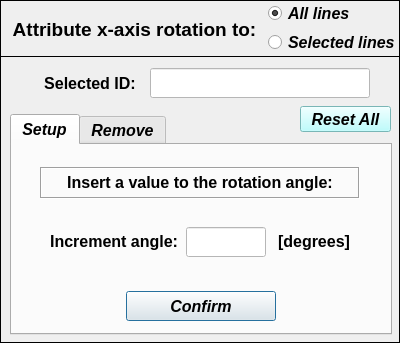
The window that data/user_input/ui/Model/Setup/Structural/beamXaxisRotationInput.ui (open-pulse/OpenPulse) describes before a commit, drawn with Qt 5.
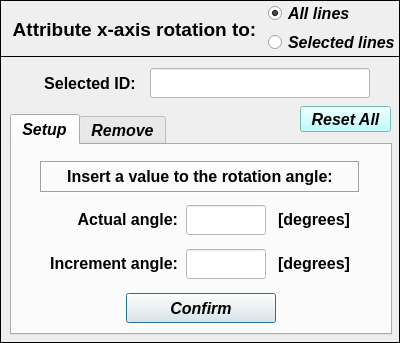
The same window after the commit.

Commit message: Adds new x-axis beam rotation functionalities

The edit to the form file:
```diff
--- a/data/user_input/ui/Model/Setup/Structural/beamXaxisRotationInput.ui
+++ b/data/user_input/ui/Model/Setup/Structural/beamXaxisRotationInput.ui
@@ -120,7 +120,7 @@
       <property name="geometry">
        <rect>
         <x>28</x>
-        <y>22</y>
+        <y>16</y>
         <width>320</width>
         <height>32</height>
        </rect>
@@ -172,7 +172,7 @@
       <property name="geometry">
        <rect>
         <x>114</x>
-        <y>146</y>
+        <y>148</y>
         <width>150</width>
         <height>30</height>
        </rect>
@@ -209,7 +209,7 @@
       <property name="geometry">
        <rect>
         <x>174</x>
-        <y>82</y>
+        <y>60</y>
         <width>80</width>
         <height>30</height>
        </rect>
@@ -253,7 +253,7 @@
       <property name="geometry">
        <rect>
         <x>16</x>
-        <y>82</y>
+        <y>60</y>
         <width>150</width>
         <height>30</height>
        </rect>
@@ -286,7 +286,7 @@
        </font>
       </property>
       <property name="text">
-       <string>&lt;html&gt;&lt;head/&gt;&lt;body&gt;&lt;p align=&quot;right&quot;&gt;Increment angle:&lt;/p&gt;&lt;/body&gt;&lt;/html&gt;</string>
+       <string>&lt;html&gt;&lt;head/&gt;&lt;body&gt;&lt;p align=&quot;right&quot;&gt;Actual angle:&lt;/p&gt;&lt;/body&gt;&lt;/html&gt;</string>
       </property>
       <property name="textFormat">
        <enum>Qt::AutoText</enum>
@@ -299,7 +299,7 @@
       <property name="geometry">
        <rect>
         <x>262</x>
-        <y>82</y>
+        <y>60</y>
         <width>80</width>
         <height>30</height>
        </rect>
@@ -335,6 +335,139 @@
        <set>Qt::AlignCenter</set>
       </property>
      </widget>
+     <widget class="QLabel" name="label_7">
+      <property name="geometry">
+       <rect>
+        <x>262</x>
+        <y>104</y>
+        <width>80</width>
+        <height>30</height>
+       </rect>
+      </property>
+      <property name="minimumSize">
+       <size>
+        <width>80</width>
+        <height>30</height>
+       </size>
+      </property>
+      <property name="maximumSize">
+       <size>
+        <width>80</width>
+        <height>30</height>
+       </size>
+      </property>
+      <property name="font">
+       <font>
+        <family>Arial</family>
+        <pointsize>12</pointsize>
+        <weight>75</weight>
+        <italic>false</italic>
+        <bold>true</bold>
+       </font>
+      </property>
+      <property name="text">
+       <string>&lt;html&gt;&lt;head/&gt;&lt;body&gt;&lt;p align=&quot;center&quot;&gt;[degrees]&lt;/p&gt;&lt;/body&gt;&lt;/html&gt;</string>
+      </property>
+      <property name="textFormat">
+       <enum>Qt::AutoText</enum>
+      </property>
+      <property name="alignment">
+       <set>Qt::AlignCenter</set>
+      </property>
+     </widget>
+     <widget class="QLineEdit" name="lineEdit_xaxis_rotation_increment_angle">
+      <property name="enabled">
+       <bool>false</bool>
+      </property>
+      <property name="geometry">
+       <rect>
+        <x>174</x>
+        <y>104</y>
+        <width>80</width>
+        <height>30</height>
+       </rect>
+      </property>
+      <property name="minimumSize">
+       <size>
+        <width>80</width>
+        <height>30</height>
+       </size>
+      </property>
+      <property name="maximumSize">
+       <size>
+        <width>80</width>
+        <height>30</height>
+       </size>
+      </property>
+      <property name="font">
+       <font>
+        <family>Arial</family>
+        <pointsize>11</pointsize>
+        <weight>75</weight>
+        <italic>true</italic>
+        <bold>true</bold>
+       </font>
+      </property>
+      <property name="focusPolicy">
+       <enum>Qt::ClickFocus</enum>
+      </property>
+      <property name="styleSheet">
+       <string notr="true">background-color: rgb(255, 255, 255);
+color: rgb(0, 0, 255);</string>
+      </property>
+      <property name="text">
+       <string/>
+      </property>
+      <property name="alignment">
+       <set>Qt::AlignCenter</set>
+      </property>
+     </widget>
+     <widget class="QLabel" name="label_8">
+      <property name="geometry">
+       <rect>
+        <x>16</x>
+        <y>104</y>
+        <width>150</width>
+        <height>30</height>
+       </rect>
+      </property>
+      <property name="minimumSize">
+       <size>
+        <width>150</width>
+        <height>30</height>
+       </size>
+      </property>
+      <property name="maximumSize">
+       <size>
+        <width>150</width>
+        <height>30</height>
+       </size>
+      </property>
+      <property name="sizeIncrement">
+       <size>
+        <width>196</width>
+        <height>30</height>
+       </size>
+      </property>
+      <property name="font">
+       <font>
+        <family>Arial</family>
+        <pointsize>12</pointsize>
+        <weight>75</weight>
+        <italic>false</italic>
+        <bold>true</bold>
+       </font>
+      </property>
+      <property name="text">
+       <string>&lt;html&gt;&lt;head/&gt;&lt;body&gt;&lt;p align=&quot;right&quot;&gt;Increment angle:&lt;/p&gt;&lt;/body&gt;&lt;/html&gt;</string>
+      </property>
+      <property name="textFormat">
+       <enum>Qt::AutoText</enum>
+      </property>
+      <property name="alignment">
+       <set>Qt::AlignCenter</set>
+      </property>
+     </widget>
     </widget>
     <widget class="QWidget" name="tab_remove">
      <attribute name="title">
```
Left out of the diff: 2 changed lines with no effect on the pictures. The commit also changes 4 other files.
